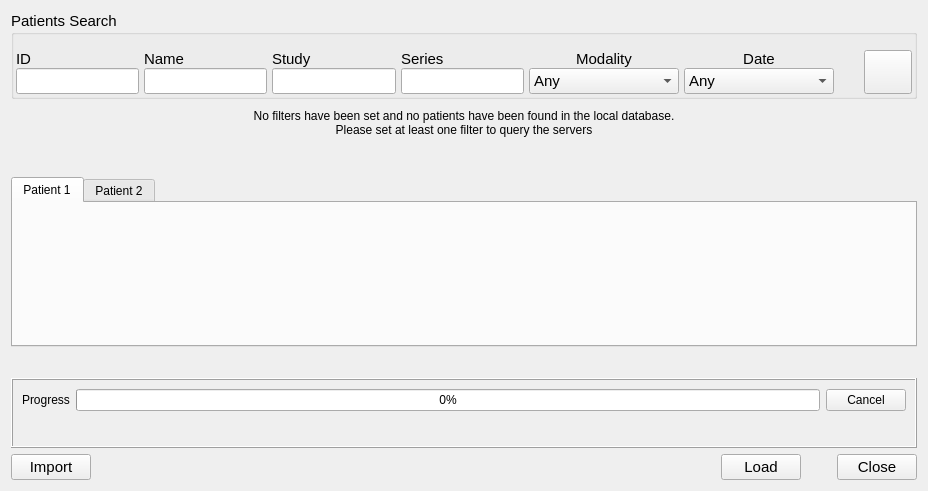
Above: Libs/DICOM/Widgets/Resources/UI/ctkDICOMVisualBrowserWidget.ui from Punzo/CTK before the change. Below: the same form after it.
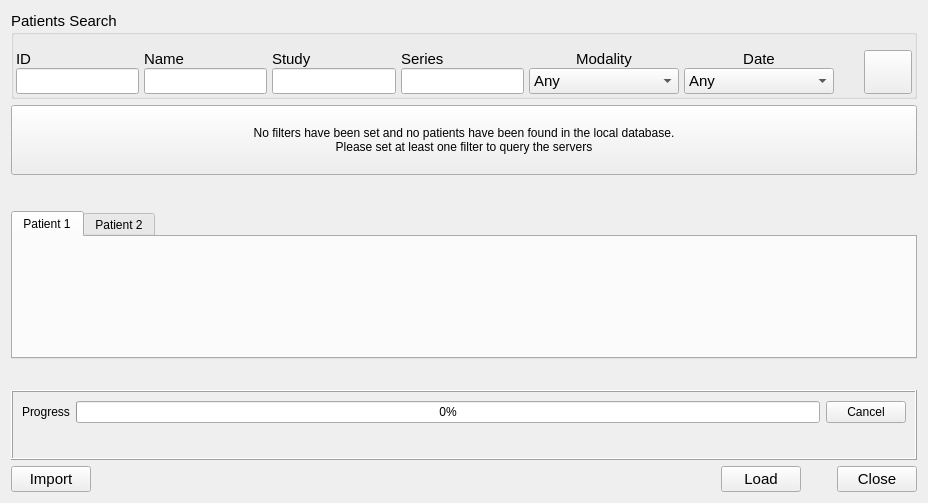
That is the form after the change. Icons and pictures are not drawn. Custom widgets are drawn as their Qt base class.

Commit message: Fix warning height

```diff
--- a/Libs/DICOM/Widgets/Resources/UI/ctkDICOMVisualBrowserWidget.ui
+++ b/Libs/DICOM/Widgets/Resources/UI/ctkDICOMVisualBrowserWidget.ui
@@ -10,7 +10,7 @@
     <x>0</x>
     <y>0</y>
     <width>928</width>
-    <height>491</height>
+    <height>503</height>
    </rect>
   </property>
   <property name="windowTitle">
@@ -598,6 +598,18 @@
    </item>
    <item>
     <widget class="ctkPushButton" name="WarningPushButton">
+     <property name="sizePolicy">
+      <sizepolicy hsizetype="Minimum" vsizetype="Fixed">
+       <horstretch>0</horstretch>
+       <verstretch>0</verstretch>
+      </sizepolicy>
+     </property>
+     <property name="minimumSize">
+      <size>
+       <width>0</width>
+       <height>70</height>
+      </size>
+     </property>
      <property name="focusPolicy">
       <enum>Qt::StrongFocus</enum>
      </property>
@@ -619,13 +631,13 @@
       </size>
      </property>
      <property name="checkable">
-      <bool>true</bool>
+      <bool>false</bool>
      </property>
      <property name="checked">
       <bool>false</bool>
      </property>
      <property name="flat">
-      <bool>true</bool>
+      <bool>false</bool>
      </property>
     </widget>
    </item>
```
